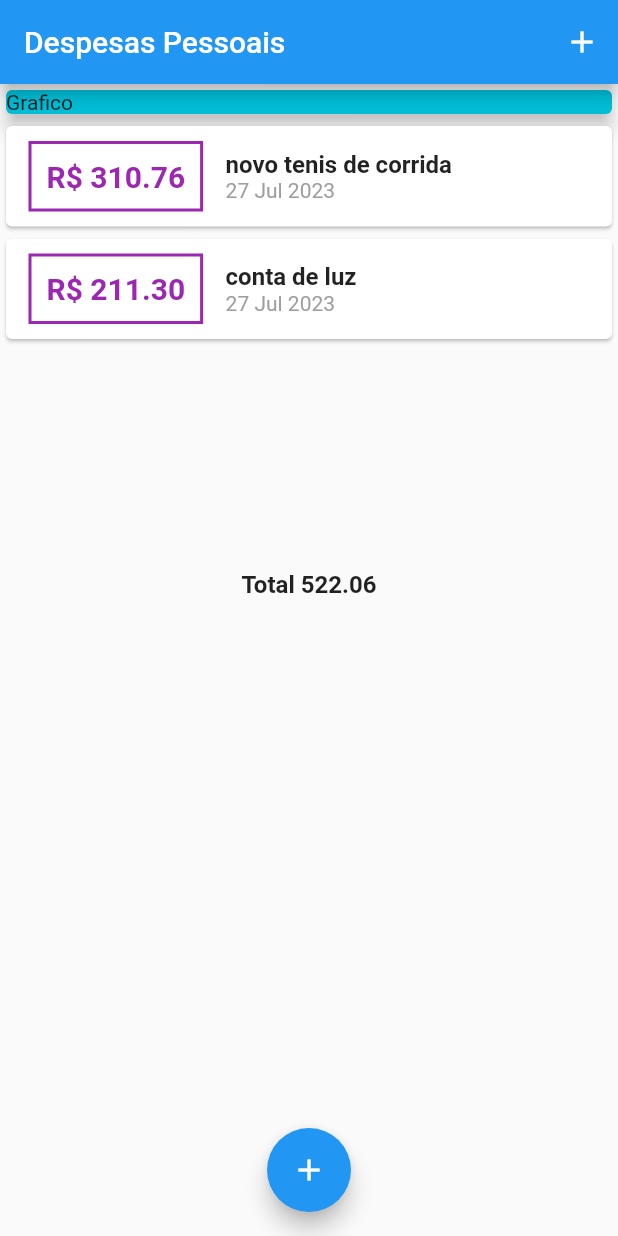
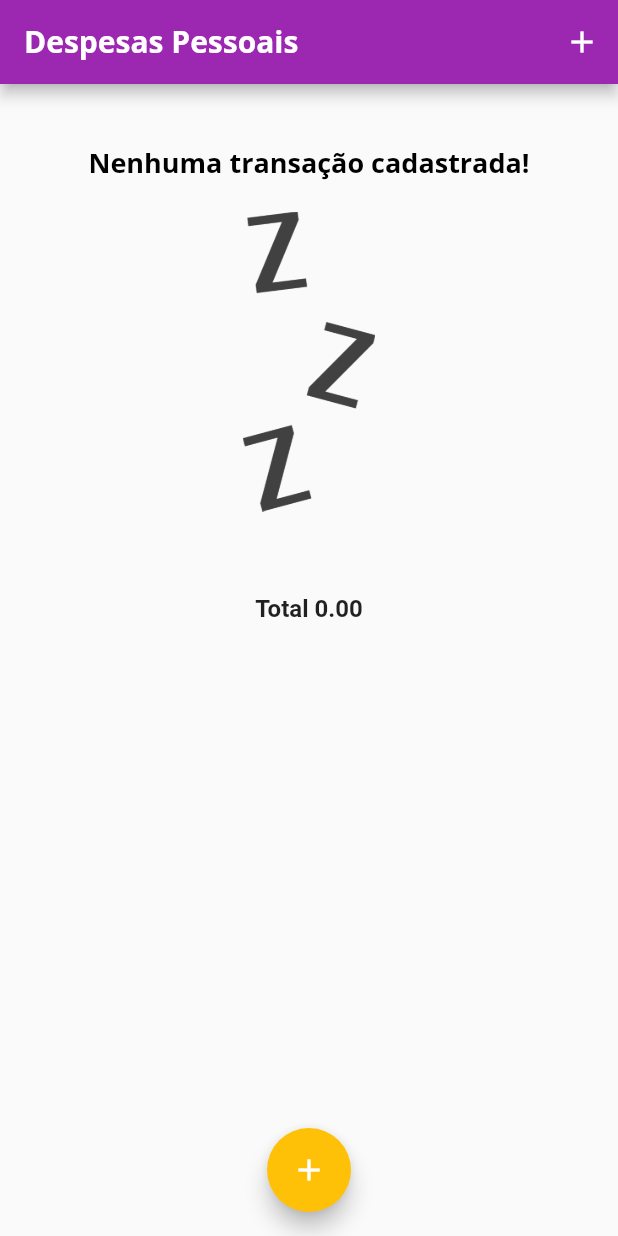
Before and after one commit to R3n470S1lv4/expenses, a Flutter app: the screen it shows after launch, on a phone screen of 412 x 824 dp. Run offline on Flutter 3.47's test engine with Material 2 defaults, Android fonts, the phone set to English and light mode, and no system bars; missing offline and left inert: dart:ffi.

Commit message:
added calculation of expenses per period

```diff
--- /dev/null
+++ b/lib/components/chart.dart
@@ -0,0 +1,54 @@
+import 'package:expenses/models/transation.dart';
+import 'package:flutter/material.dart';
+import 'package:intl/intl.dart';
+
+class Chart extends StatelessWidget {
+  final List<Transation> _recentTransations;
+
+  const Chart({required recentTransations, super.key})
+      : _recentTransations = recentTransations;
+
+  _calculeteTotalBy(DateTime weekDay) {
+    var total = 0.0;
+
+    var transationValues = _recentTransations
+        .where((tr) => tr.date.day == weekDay.day)
+        .where((tr) => tr.date.month == weekDay.month)
+        .where((tr) => tr.date.year == weekDay.year)
+        .map((tr) => tr.value);
+
+    if (transationValues.isNotEmpty) {
+      total = transationValues.reduce((a, b) => a + b);
+    }
+
+    return total;
+  }
+
+  List<Map<String, Object>> get groupedTransation {
+    return List.generate(7, (index) {
+      final weekDay = DateTime.now().subtract(Duration(days: index));
+
+      //DateFormat.E().format(weekDay).substring(0, 1);
+
+      final total = _calculeteTotalBy(weekDay);
+
+      print(DateFormat.E().format(weekDay).substring(0, 1) +
+          "=" +
+          total.toString());
+
+      return {'day': 'T', 'value': 9.99};
+    });
+  }
+
+  @override
+  Widget build(BuildContext context) {
+    groupedTransation;
+    return Card(
+      elevation: 6,
+      margin: EdgeInsets.all(20),
+      child: Row(
+        children: [],
+      ),
+    );
+  }
+}
--- a/lib/components/transation_form.dart
+++ b/lib/components/transation_form.dart
@@ -53,7 +53,7 @@ class _TransationFormState extends State<TransationForm> {
             padding: const EdgeInsets.all(10),
             child: TextButton(
               style: TextButton.styleFrom(
-                foregroundColor: Colors.purple,
+                foregroundColor: Theme.of(context).colorScheme.primary,
               ),
               onPressed: () => _submitform(),
               child: const Text('Nova Transação'),
--- a/lib/components/transsation_list.dart
+++ b/lib/components/transsation_list.dart
@@ -12,7 +12,22 @@ class TransationList extends StatelessWidget {
   Widget build(BuildContext context) {
     return SizedBox(
       height: 300,
-      child: ListView.builder(
+      child: _transations.isEmpty
+          ? Column(
+              children: [
+                Text("Nenhuma transação cadastrada!",
+                    style: Theme.of(context).textTheme.titleMedium),
+                const SizedBox(height: 20),
+                SizedBox(
+                  height: 200,
+                  child: Image.asset(
+                    "assets/images/waiting.png",
+                    fit: BoxFit.cover,
+                  ),
+                ),
+              ],
+            )
+          : ListView.builder(
               itemCount: _transations.length,
               itemBuilder: (context, index) {
                 final tr = _transations[index];
@@ -27,17 +42,18 @@ class TransationList extends StatelessWidget {
                         ),
                         decoration: BoxDecoration(
                           border: Border.all(
-                      color: Colors.purple,
+                            color: Theme.of(context).colorScheme.primary,
                             width: 2,
                           ),
                         ),
                         padding: const EdgeInsets.all(10),
                         child: Text(
                           'R\$ ${tr.value.toStringAsFixed(2)}',
-                    style: const TextStyle(
+                          style: TextStyle(
                             fontWeight: FontWeight.bold,
                             fontSize: 20,
-                        color: Colors.purple),
+                            color: Theme.of(context).colorScheme.primary,
+                          ),
                         ),
                       ),
                       Column(
@@ -45,16 +61,11 @@ class TransationList extends StatelessWidget {
                         children: [
                           Text(
                             tr.title,
-                      style: const TextStyle(
-                        fontSize: 16,
-                        fontWeight: FontWeight.bold,
-                      ),
+                            style: Theme.of(context).textTheme.titleMedium,
                           ),
                           Text(
                             DateFormat('d MMM y').format(tr.date),
-                      style: const TextStyle(
-                        color: Colors.grey,
-                      ),
+                            style: Theme.of(context).textTheme.labelMedium,
                           ),
                         ],
                       ),
--- a/lib/main.dart
+++ b/lib/main.dart
@@ -1,3 +1,6 @@
+import 'dart:ffi';
+
+import 'package:expenses/components/chart.dart';
 import 'package:expenses/components/transation_form.dart';
 import 'package:flutter/material.dart';
 import 'dart:math';
@@ -12,9 +15,43 @@ class ExpensesApp extends StatelessWidget {
 
   @override
   Widget build(BuildContext context) {
-    return const MaterialApp(
+    final ThemeData theme = ThemeData();
+
+    return MaterialApp(
       debugShowCheckedModeBanner: false,
-      home: HomePage(),
+      home: const HomePage(),
+      theme: theme.copyWith(
+        colorScheme: theme.colorScheme.copyWith(
+          primary: Colors.purple,
+          secondary: Colors.amber,
+        ),
+        textTheme: theme.textTheme.copyWith(
+          titleLarge: const TextStyle(
+            fontFamily: 'OpenSans',
+            fontSize: 18,
+            fontWeight: FontWeight.bold,
+            color: Colors.black,
+          ),
+          titleMedium: const TextStyle(
+            fontFamily: 'OpenSans',
+            fontSize: 18,
+            fontWeight: FontWeight.bold,
+            color: Colors.black,
+          ),
+          labelMedium: const TextStyle(
+            fontFamily: 'OpenSans',
+            fontSize: 12,
+            color: Colors.grey,
+          ),
+        ),
+        appBarTheme: const AppBarTheme(
+          titleTextStyle: TextStyle(
+            fontFamily: 'OpenSans',
+            fontSize: 20,
+            fontWeight: FontWeight.bold,
+          ),
+        ),
+      ),
     );
   }
 }
@@ -27,25 +64,33 @@ class HomePage extends StatefulWidget {
 }
 
 class _HomePageState extends State<HomePage> {
-  final grafico = const Card(
-    color: Colors.cyan,
-    elevation: 5,
-    child: Text("Grafico"),
-  );
+  final List<Transation> _transations = [
+    // Transation(
+    //   id: 't0',
+    //   title: 'conta antiga',
+    //   value: 14,
+    //   date: DateTime.now().subtract(const Duration(days: 33)),
+    // ),
+    // Transation(
+    //   id: 't1',
+    //   title: 'novo tenis de corrida',
+    //   value: 310.76,
+    //   date: DateTime.now().subtract(const Duration(days: 3)),
+    // ),
+    // Transation(
+    //   id: 't2',
+    //   title: 'conta de luz',
+    //   value: 211.30,
+    //   date: DateTime.now().subtract(const Duration(days: 4)),
+    // ),
+  ];
 
-  final _transations = [
-    Transation(
-        id: 't1',
-        title: 'novo tenis de corrida',
-        value: 310.76,
-        date: DateTime.now()),
-    Transation(
-      id: 't2',
-      title: 'conta de luz',
-      value: 211.30,
-      date: DateTime.now(),
-    ),
-  ];
+  List<Transation> get _recentTransations {
+    return _transations
+        .where((tr) =>
+            tr.date.isAfter(DateTime.now().subtract(const Duration(days: 7))))
+        .toList();
+  }
 
   _addTransation(String title, double value) {
     final transasion = Transation(
@@ -70,6 +115,13 @@ class _HomePageState extends State<HomePage> {
         });
   }
 
+  _calculeteAmount() {
+    if (_transations.isEmpty) {
+      return 0.0;
+    }
+    return _transations.map((tr) => tr.value).reduce((a, b) => a + b);
+  }
+
   @override
   Widget build(BuildContext context) {
     return Scaffold(
@@ -86,11 +138,9 @@ class _HomePageState extends State<HomePage> {
         child: Column(
           crossAxisAlignment: CrossAxisAlignment.stretch,
           children: [
-            grafico,
+            Chart(recentTransations: _recentTransations),
             TransationList(transations: _transations),
-            TransationAmount(
-              value: _transations.map((tr) => tr.value).reduce((a, b) => a + b),
-            ),
+            TransationAmount(value: _calculeteAmount()),
           ],
         ),
       ),
```
Also changed, not shown: pubspec.yaml (+10 -10 lines), assets/images/waiting.png (added), 1 other file. Lines whose indentation alone changed are shown as unchanged.
